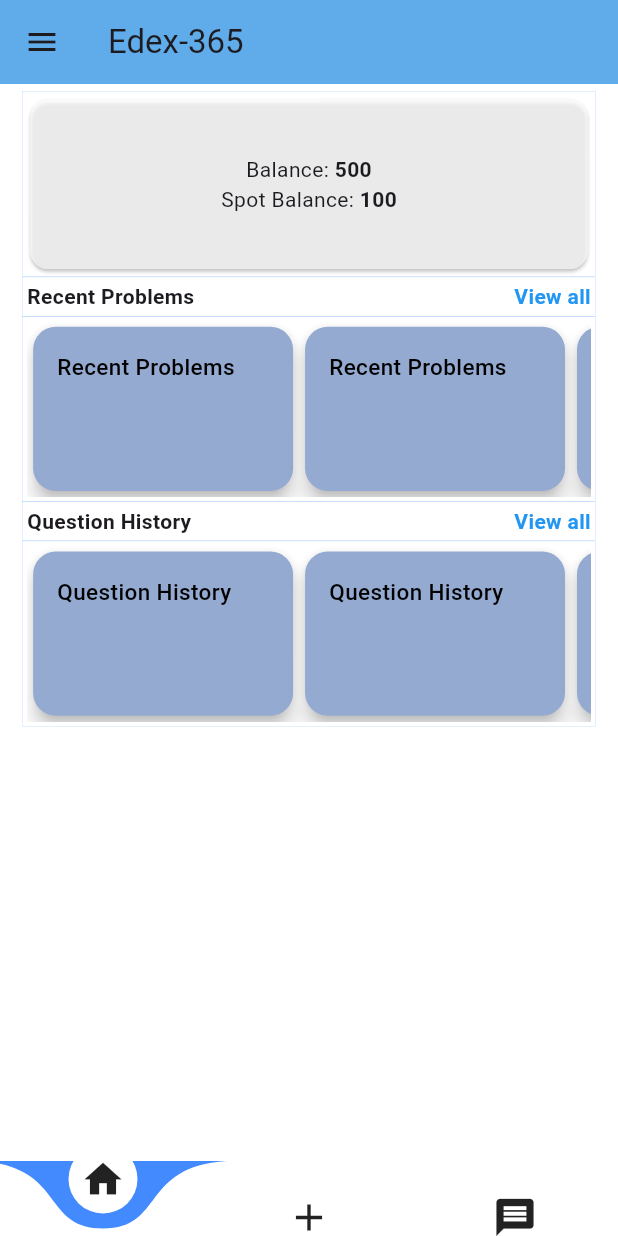
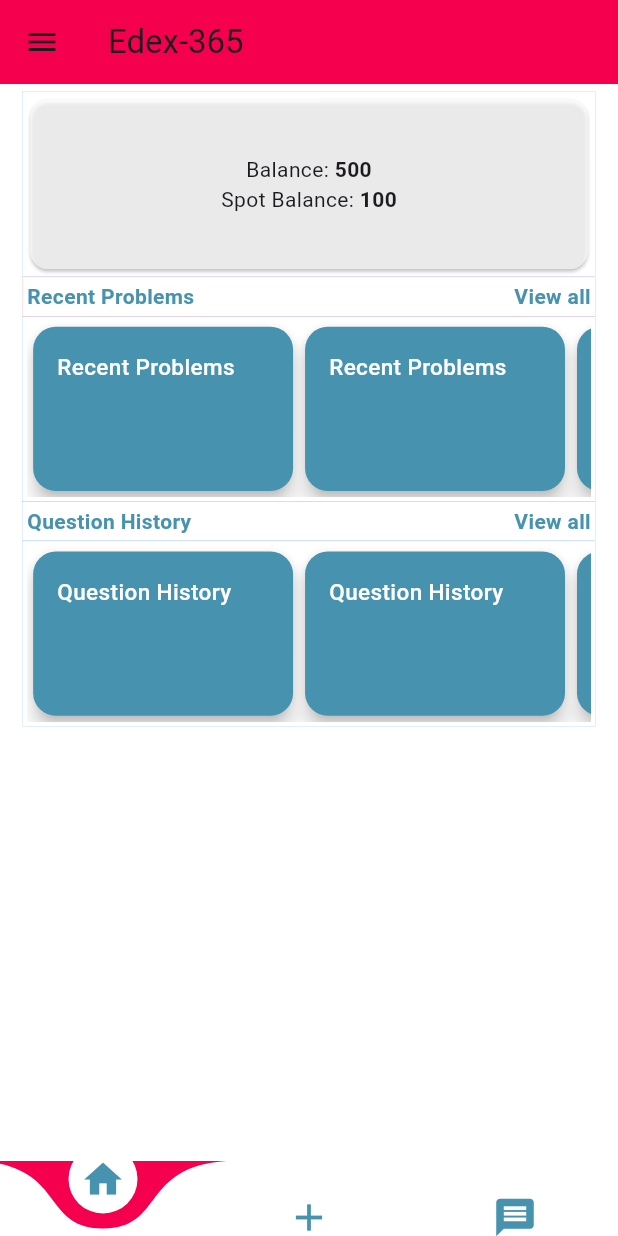
Before and after one commit to Nurujjaman329/Edex_365, a Flutter app: the screen it shows after launch, on a phone screen of 412 x 824 dp. Run offline on Flutter 3.47's test engine with Material 3 defaults, Android fonts, the light colour scheme and no system bars; drawn by our look-alikes of curved_navigation_bar; our stand-ins replace bloc, dartz, dio, equatable, flutter_bloc, fluttertoast and 4 more; Roboto replaces fonts that are missing (Nikosh).

Commit message:
ui modify

```diff
--- a/lib/config/app.dart
+++ b/lib/config/app.dart
@@ -1,5 +1,5 @@
 class eDokanAppConfig {
-  static const apiBase = 'https://3kmc99q1-5140.asse.devtunnels.ms';
+  static const apiBase = 'https://3kmc99q1-61214.asse.devtunnels.ms';
   ////static const apiBase = 'http://smart.meghnalife.com/customer-test-api';
   //static const apiBase = 'http://smart.meghnalife.com/api';
   static const cdnBase = 'https://meghnalife-cdn.com/storage';
--- a/lib/core/styles/form_input_decoration.dart
+++ b/lib/core/styles/form_input_decoration.dart
@@ -13,7 +13,7 @@ InputDecoration formInputDecoration(String label, Icon? icon) {
     focusedBorder: OutlineInputBorder(
       borderRadius: BorderRadius.circular(4.0),
       borderSide: const BorderSide(
-        color: Colors.blueAccent,
+        color: Colors.grey,
         width: 1.0,
       ),
     ),
@@ -24,7 +24,7 @@ InputDecoration formInputDecoration(String label, Icon? icon) {
     // Customize the appearance of the label text
     labelText: label,
     labelStyle: const TextStyle(
-      color: Colors.black,
+      color: Colors.grey,
       fontWeight: FontWeight.bold,
       fontSize: 16.0,
     ),
--- a/lib/core/styles/primary_button.dart
+++ b/lib/core/styles/primary_button.dart
@@ -2,7 +2,7 @@ import 'package:flutter/material.dart';
 
 ButtonStyle primaryButton() {
   return ElevatedButton.styleFrom(
-      backgroundColor: Colors.blue,
+      backgroundColor:  Color(0XFFF5004F),
       padding: const EdgeInsets.symmetric(horizontal: 120, vertical: 10),
       textStyle: const TextStyle(fontSize: 18, fontWeight: FontWeight.bold));
 }
--- a/lib/core/widgets/question_history.dart
+++ b/lib/core/widgets/question_history.dart
@@ -24,14 +24,14 @@ class _QuestionHistoryState extends State<QuestionHistory> {
             children: [
               Text(
                 "Question History",
-                style: TextStyle(fontWeight: FontWeight.bold),
+                style: TextStyle(fontWeight: FontWeight.bold,color:  Color(0XFF4793AF)),
               ),
               InkWell(
                 onTap: () {},
                 child: Text(
                   "View all",
                   style: TextStyle(
-                      fontWeight: FontWeight.bold, color: Colors.blue),
+                      fontWeight: FontWeight.bold, color:  Color(0XFF4793AF)),
                 ),
               ),
             ],
@@ -54,7 +54,7 @@ class _QuestionHistoryState extends State<QuestionHistory> {
               return SizedBox(
                 width: MediaQuery.of(context).size.width * .44,
                 child: Card(
-                  color: Color.fromARGB(255, 148, 170, 209),
+                  color:  Color(0XFF4793AF),
                   elevation: 5,
                   shape: RoundedRectangleBorder(
                     borderRadius: BorderRadius.circular(15.0),
@@ -72,7 +72,7 @@ class _QuestionHistoryState extends State<QuestionHistory> {
                         "Question History",
                         style: TextStyle(
                             fontSize: 15,
-                            color: Colors.black,
+                            color: Colors.white,
                             fontWeight: FontWeight.w500),
                       ),
                     ),
--- a/lib/core/widgets/recent_problems_list.dart
+++ b/lib/core/widgets/recent_problems_list.dart
@@ -17,21 +17,21 @@ class _RecentProblemsState extends State<RecentProblems> {
           margin: EdgeInsets.only(left: 10.0, right: 10.0),
           padding: const EdgeInsets.all(3.0),
           decoration: BoxDecoration(
-            border: Border.all(color: Colors.blueAccent, width: .1),
+            border: Border.all(color: Colors.red, width: .1),
           ),
           child: Row(
             mainAxisAlignment: MainAxisAlignment.spaceBetween,
             children: [
               Text(
                 "Recent Problems",
-                style: TextStyle(fontWeight: FontWeight.bold),
+                style: TextStyle(fontWeight: FontWeight.bold,color: Color(0XFF4793AF)),
               ),
               InkWell(
                 onTap: () {},
                 child: Text(
                   "View all",
                   style: TextStyle(
-                      fontWeight: FontWeight.bold, color: Colors.blue),
+                      fontWeight: FontWeight.bold, color: Color(0XFF4793AF)),
                 ),
               ),
             ],
@@ -54,7 +54,7 @@ class _RecentProblemsState extends State<RecentProblems> {
               return SizedBox(
                 width: MediaQuery.of(context).size.width * .44,
                 child: Card(
-                  color: Color.fromARGB(255, 148, 170, 209),
+                  color: Color(0XFF4793AF),
                   elevation: 5,
                   shape: RoundedRectangleBorder(
                     borderRadius: BorderRadius.circular(15.0),
@@ -72,7 +72,7 @@ class _RecentProblemsState extends State<RecentProblems> {
                         "Recent Problems",
                         style: TextStyle(
                             fontSize: 15,
-                            color: Colors.black,
+                            color: Colors.white,
                             fontWeight: FontWeight.w500),
                       ),
                     ),
--- a/lib/features/home/presentation/pages/homescreen/view.dart
+++ b/lib/features/home/presentation/pages/homescreen/view.dart
@@ -103,7 +103,7 @@ class HomeScreenState extends State<HomeScreen> {
       drawer: _drawer(users),
 
       appBar: AppBar(
-        backgroundColor: Color(0XFF60ABE9),
+        backgroundColor: Color(0XFFF5004F),
         //title: Text(translate(context, "admin.menu.dashboard"))
         title: users != null
             ? Column(crossAxisAlignment: CrossAxisAlignment.start, children: [
@@ -137,7 +137,7 @@ class HomeScreenState extends State<HomeScreen> {
             flex: 2,
             child: DrawerHeader(
               decoration: const BoxDecoration(
-                color: Colors.blue,
+                color:   Color(0XFFF5004F),
               ),
               child: Container(
                 width: double.infinity,
@@ -288,12 +288,13 @@ class HomeScreenState extends State<HomeScreen> {
 
   Widget _bottomNavigationBar() {
     return CurvedNavigationBar(
+      backgroundColor: Color(0XFFF5004F),
       index: 0,
       height: 50.0,
       items: <Widget>[
-        Icon(Icons.home, size: 30),
-        Icon(Icons.add, size: 30),
-        Icon(Icons.message, size: 30),
+        Icon(Icons.home, size: 30,color:  Color(0XFF4793AF),),
+        Icon(Icons.add, size: 30,color:  Color(0XFF4793AF),),
+        Icon(Icons.message, size: 30,color:  Color(0XFF4793AF),),
       ],
       onTap: (index) {
         if (index == 0) {
```
Also changed, not shown: lib/core/custom_widget/custom_form.dart (+8 -2 lines), lib/features/authentication/presentation/pages/register/view.dart (+35 -36 lines), lib/features/authentication/presentation/pages/signIn/view.dart (+5 -4 lines).
